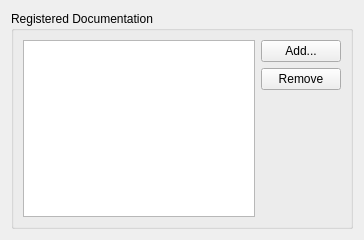
This is src/plugins/help/docsettingspage.ui in qt-creator/qt-creator as Qt 5 draws it before an edit. The edited form follows.
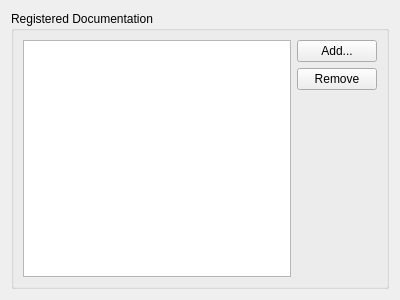
This is the edited form.

```diff
--- a/src/plugins/help/docsettingspage.ui
+++ b/src/plugins/help/docsettingspage.ui
@@ -1,12 +1,12 @@
 <ui version="4.0" >
  <class>DocSettingsPage</class>
- <widget class="QWidget" name="DocSettingsPage" >
-  <property name="geometry" >
+ <widget class="QWidget" name="DocSettingsPage">
+  <property name="geometry">
    <rect>
     <x>0</x>
     <y>0</y>
-    <width>364</width>
-    <height>240</height>
+    <width>400</width>
+    <height>300</height>
    </rect>
   </property>
   <layout class="QVBoxLayout" name="verticalLayout" >
```
Left out of the diff: 25 changed lines with no effect on the pictures.
